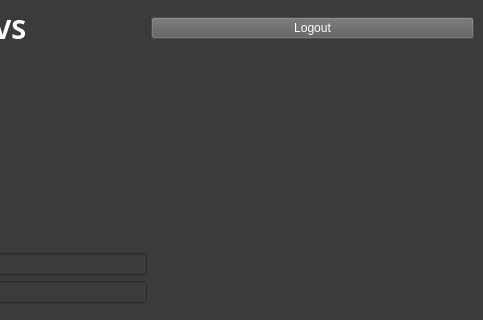
Before: the Qt Designer form KTDVS/KTDVS/View_Einloggen.ui in SimonRuttmann/ClassReunionSoftware, drawn with Qt 5; both pictures show x 517 to 1000 and y 0 to 320 of the 1000 by 600 pixel window.
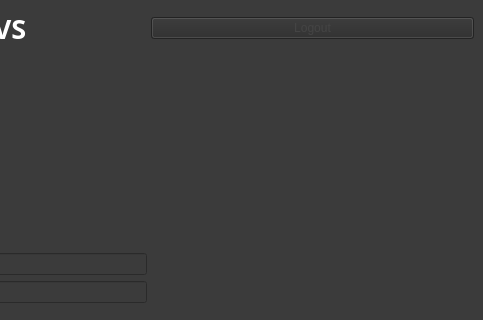
After: the same form once the commit is applied.

What changed in the file:
```diff
--- a/KTDVS/KTDVS/View_Einloggen.ui
+++ b/KTDVS/KTDVS/View_Einloggen.ui
@@ -95,6 +95,11 @@
                  <string notr="true">QPushButton{
 	background-color: rgb(93, 93, 93);
 	color: rgb(255, 255, 255);
+}
+
+QPushButton:disabled{
+	color: rgb(68, 68, 68);
+	background-color: rgb(43, 43, 43);
 }</string>
                 </property>
                 <property name="text">
```
